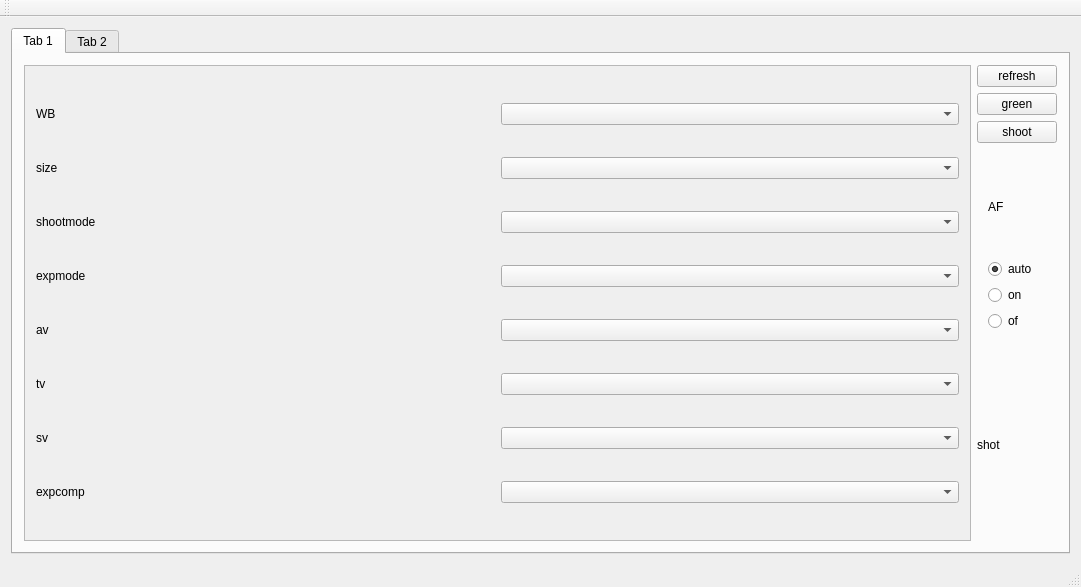
Before: the Qt Designer form PentaxRemote/mainwindow.ui in maruncz/PentaxRemote, drawn with Qt 5.
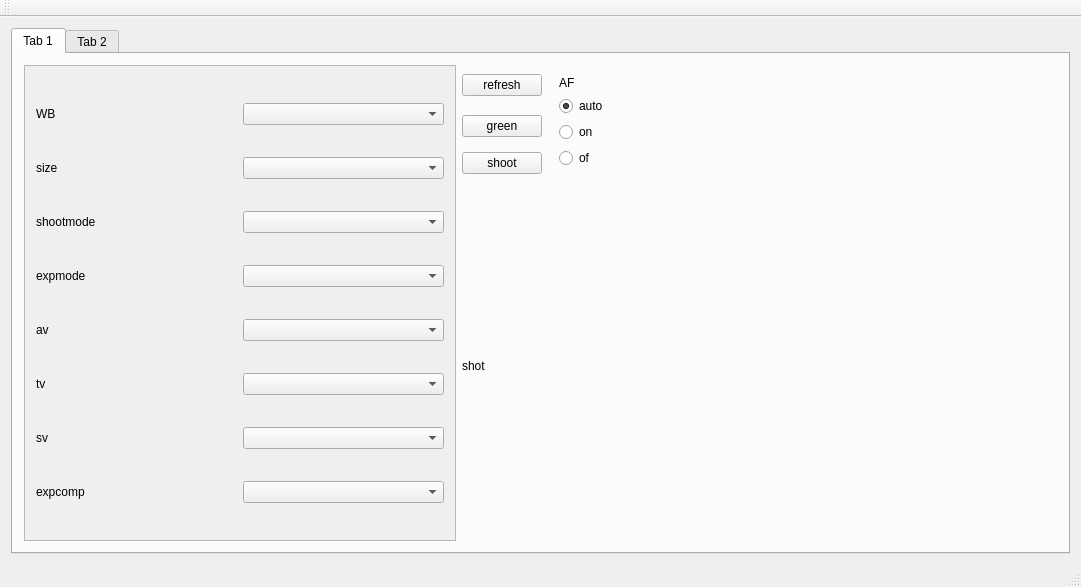
After: the same form once the commit is applied.

Diff of the .ui file:
```diff
--- a/PentaxRemote/mainwindow.ui
+++ b/PentaxRemote/mainwindow.ui
@@ -55,7 +55,7 @@
             <rect>
              <x>0</x>
              <y>0</y>
-             <width>948</width>
+             <width>427</width>
              <height>456</height>
             </rect>
            </property>
@@ -151,7 +151,7 @@
           </property>
          </widget>
         </item>
-        <item row="3" column="2">
+        <item row="0" column="3" rowspan="3">
          <widget class="QWidget" name="widget" native="true">
           <property name="sizePolicy">
            <sizepolicy hsizetype="Minimum" vsizetype="Minimum">
@@ -194,13 +194,32 @@
           </layout>
          </widget>
         </item>
-        <item row="4" column="2">
+        <item row="4" column="2" colspan="3">
          <widget class="QLabel" name="labelshot">
+          <property name="sizePolicy">
+           <sizepolicy hsizetype="MinimumExpanding" vsizetype="MinimumExpanding">
+            <horstretch>0</horstretch>
+            <verstretch>0</verstretch>
+           </sizepolicy>
+          </property>
           <property name="text">
            <string>shot</string>
           </property>
          </widget>
         </item>
+        <item row="0" column="4" rowspan="3">
+         <spacer name="horizontalSpacer">
+          <property name="orientation">
+           <enum>Qt::Horizontal</enum>
+          </property>
+          <property name="sizeHint" stdset="0">
+           <size>
+            <width>40</width>
+            <height>20</height>
+           </size>
+          </property>
+         </spacer>
+        </item>
        </layout>
       </widget>
       <widget class="QWidget" name="tab_2">
```
Left out of the diff: 11 changed lines with no effect on the pictures.
